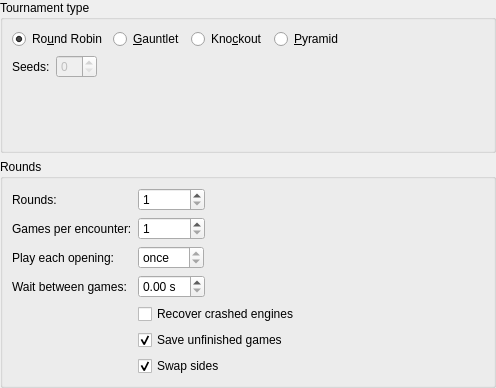
Before: the Qt Designer form projects/gui/ui/tournamentsettingswidget.ui in cutechess/cutechess, drawn with Qt 5.
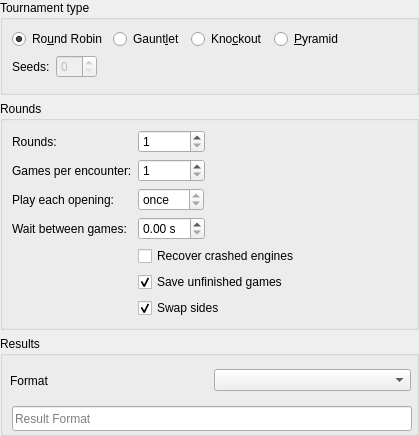
After: the same form once the commit is applied. Custom widgets are drawn as their Qt base class.

Commit message: Select format of result lists in the GUI

What changed in the file:
```diff
--- a/projects/gui/ui/tournamentsettingswidget.ui
+++ b/projects/gui/ui/tournamentsettingswidget.ui
@@ -6,8 +6,8 @@
    <rect>
     <x>0</x>
     <y>0</y>
-    <width>496</width>
-    <height>388</height>
+    <width>419</width>
+    <height>436</height>
    </rect>
   </property>
   <property name="windowTitle">
@@ -56,7 +56,7 @@
            <string>First engine (or group of seeded engines) plays against the rest</string>
           </property>
           <property name="text">
-           <string>&amp;Gauntlet</string>
+           <string>Gaunt&amp;let</string>
           </property>
           <attribute name="buttonGroup">
            <string notr="true">m_tournamentTypeGroup</string>
@@ -265,6 +265,72 @@
      </layout>
     </widget>
    </item>
+   <item>
+    <widget class="QGroupBox" name="groupBox_4">
+     <property name="sizePolicy">
+      <sizepolicy hsizetype="Preferred" vsizetype="Minimum">
+       <horstretch>0</horstretch>
+       <verstretch>0</verstretch>
+      </sizepolicy>
+     </property>
+     <property name="minimumSize">
+      <size>
+       <width>0</width>
+       <height>100</height>
+      </size>
+     </property>
+     <property name="title">
+      <string>Results</string>
+     </property>
+     <widget class="QWidget" name="horizontalLayoutWidget">
+      <property name="geometry">
+       <rect>
+        <x>10</x>
+        <y>29</y>
+        <width>401</width>
+        <height>31</height>
+       </rect>
+      </property>
+      <layout class="QHBoxLayout" name="horizontalLayout_6">
+       <property name="sizeConstraint">
+        <enum>QLayout::SetDefaultConstraint</enum>
+       </property>
+       <item>
+        <widget class="QLabel" name="m_resultFormatLabel">
+         <property name="text">
+          <string>Format</string>
+         </property>
+        </widget>
+       </item>
+       <item>
+        <widget class="QComboBox" name="m_resultFormatCombo"/>
+       </item>
+      </layout>
+     </widget>
+     <widget class="QLineEdit" name="m_resultFormatEdit">
+      <property name="geometry">
+       <rect>
+        <x>12</x>
+        <y>70</y>
+        <width>400</width>
+        <height>25</height>
+       </rect>
+      </property>
+      <property name="autoFillBackground">
+       <bool>false</bool>
+      </property>
+      <property name="maxLength">
+       <number>256</number>
+      </property>
+      <property name="placeholderText">
+       <string>Result Format</string>
+      </property>
+      <property name="clearButtonEnabled">
+       <bool>false</bool>
+      </property>
+     </widget>
+    </widget>
+   </item>
   </layout>
  </widget>
  <customwidgets>
```
The commit also changes 4 other files.
